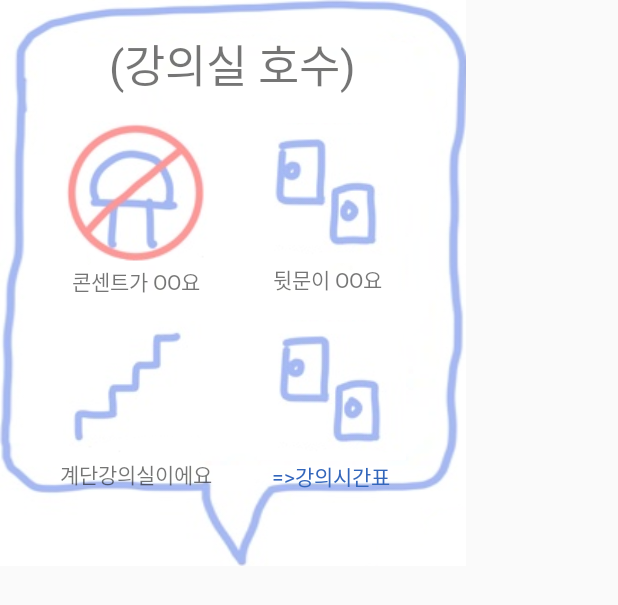
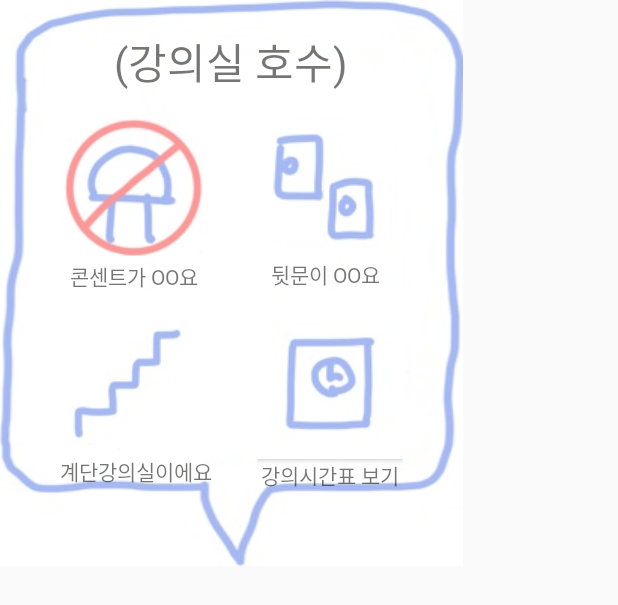
Before and after one commit to 0-x-14/AllAboutSookmyung, an Android app: the layout classroom_information.xml on its own in the app's theme, with its tools: preview values and no code run, on a phone screen of 412 x 824 dp. Shown: the top 605 px of the screen. Run offline under Robolectric (Android 15) with nearby library versions, the phone set to English and light mode, and no system bars.

Commit message:
강의실정보 팝업 xml 이미지 수정 및 아이디 추가

```diff
--- a/app/src/main/res/layout/classroom_information.xml
+++ b/app/src/main/res/layout/classroom_information.xml
@@ -8,12 +8,13 @@
     android:background="@drawable/classroom_border">
 
     <TextView
+        android:id="@+id/roomNumber"
         android:layout_width="wrap_content"
         android:layout_height="wrap_content"
         android:layout_gravity="center"
         android:fontFamily="@font/nanumsquareroundextrabold"
         android:text="(강의실 호수)"
-        android:textSize="30dp" />
+        android:textSize="28dp" />
 
     <LinearLayout
         android:layout_width="wrap_content"
@@ -98,17 +99,16 @@
             android:orientation="vertical"
             android:gravity="center">
 
-            <ImageView
+            <Button
+                android:id="@+id/timeTableLinkBtn"
                 android:layout_width="wrap_content"
                 android:layout_height="match_parent"
-                android:background="@drawable/ic_classroom_backdoor_existed" />
+                android:background="@drawable/ic_classroom_timetable" />
 
             <TextView
-                android:id="@+id/timeTableText"
                 android:layout_width="wrap_content"
                 android:layout_height="wrap_content"
-                android:text="=>강의시간표"
-                android:textColor="#3366BB"
+                android:text="강의시간표 보기"
                 android:fontFamily="@font/nanumsquareroundbold"/>
         </LinearLayout>
 
```
